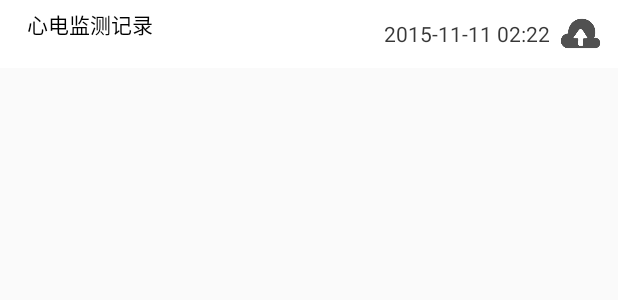
After one commit to miomin/KeeperPlus, an Android app: the layout item_ecg_record.xml on its own in the app's theme, with its tools: preview values and no code run, on a phone screen of 412 x 824 dp. The commit adds this screen. Shown: the top 300 px of the screen. Run offline under Robolectric (Android 15) with nearby library versions, the phone set to English and light mode, and no system bars.

Commit message:
* [android] add ECGRecordActivity

```diff
--- a/app/build.gradle
+++ b/app/build.gradle
@@ -76,4 +76,7 @@ dependencies {
     compile files('libs/cosinesdk.jar')
     compile files('libs/my_btlib.jar')
     compile files('libs/netty-4.0.23-for-yx.final.jar')
+
+    compile 'com.orhanobut:dialogplus:1.11@aar'
+    compile 'me.drakeet.materialdialog:library:1.3.1'
 }
--- a/app/src/main/java/com/scu/miomin/keeperplus/mvp/view/impl/activity/ECGActivity.java
+++ b/app/src/main/java/com/scu/miomin/keeperplus/mvp/view/impl/activity/ECGActivity.java
@@ -326,7 +326,7 @@ public class ECGActivity extends ToolbarActivity implements OnClickListener {
             case R.id.btn_find:
                 if (isRecord || isConnect) {
                 } else {
-//                    ECGRecordActivityForPatient.actionStart(this);
+                    ECGRecordActivity.startActivity(this);
                 }
                 break;
 
--- /dev/null
+++ b/app/src/main/res/layout/item_ecg_record.xml
@@ -0,0 +1,44 @@
+<RelativeLayout xmlns:android="http://schemas.android.com/apk/res/android"
+    android:layout_width="match_parent"
+    android:layout_height="45dp"
+    android:background="@drawable/bg_white_selector"
+    android:descendantFocusability="blocksDescendants"
+    android:paddingBottom="5dp"
+    android:paddingLeft="10dp"
+    android:paddingRight="10dp"
+    android:paddingTop="5dp">
+
+    <TextView
+        android:id="@+id/tvName"
+        android:layout_width="wrap_content"
+        android:layout_height="fill_parent"
+        android:layout_centerVertical="true"
+        android:layout_marginLeft="8dp"
+        android:text="@string/ecgRecord"
+        android:textColor="@color/blackPrimary"
+        android:textSize="14sp" />
+
+    <LinearLayout
+        android:layout_width="wrap_content"
+        android:layout_height="fill_parent"
+        android:layout_alignParentRight="true"
+        android:gravity="center"
+        android:orientation="horizontal">
+
+        <TextView
+            android:id="@+id/tvDate"
+            android:layout_width="wrap_content"
+            android:layout_height="wrap_content"
+            android:text="2015-11-11 02:22"
+            android:textColor="@color/blackLight"
+            android:textSize="14sp" />
+
+        <ImageView
+            android:id="@+id/ivState"
+            android:layout_width="30dp"
+            android:layout_height="30dp"
+            android:layout_marginLeft="5dp"
+            android:src="@drawable/icon_upload" />
+
+    </LinearLayout>
+</RelativeLayout>
```
Also changed, not shown: app/src/main/AndroidManifest.xml (+8 -0 lines), app/src/main/java/com/scu/miomin/keeperplus/adapter/ECGRecordAdapter.java (added, +94 -0 lines), app/src/main/java/com/scu/miomin/keeperplus/mvp/presenter/impl/ECGRecordPresenter.java (added, +107 -0 lines), app/src/main/java/com/scu/miomin/keeperplus/mvp/presenter/interf/IECGRecordPresenter.java (added, +16 -0 lines), app/src/main/java/com/scu/miomin/keeperplus/mvp/view/impl/activity/ECGRecordActivity.java (added, +95 -0 lines), app/src/main/java/com/scu/miomin/keeperplus/mvp/view/interf/IECGRecordView.java (added, +18 -0 lines), app/src/main/res/layout/activity_ecg_record.xml (added, +21 -0 lines), app/src/main/res/drawable/icon_upload.png (added).
